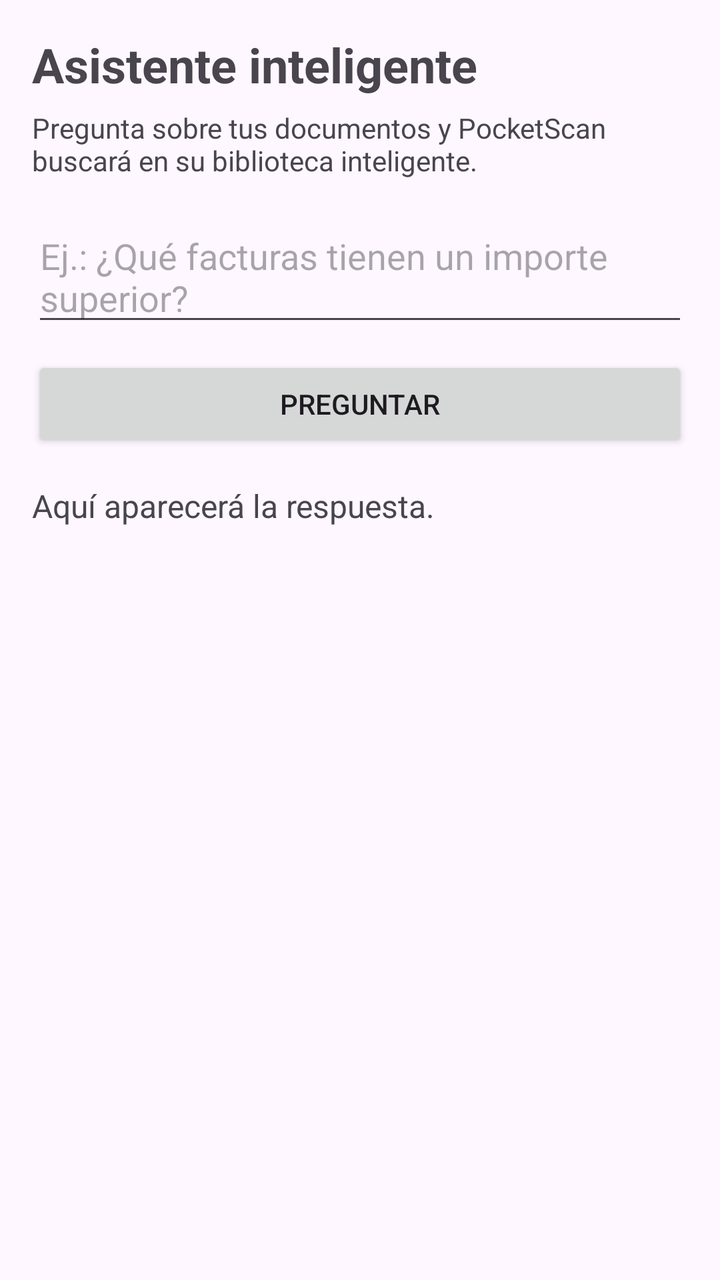
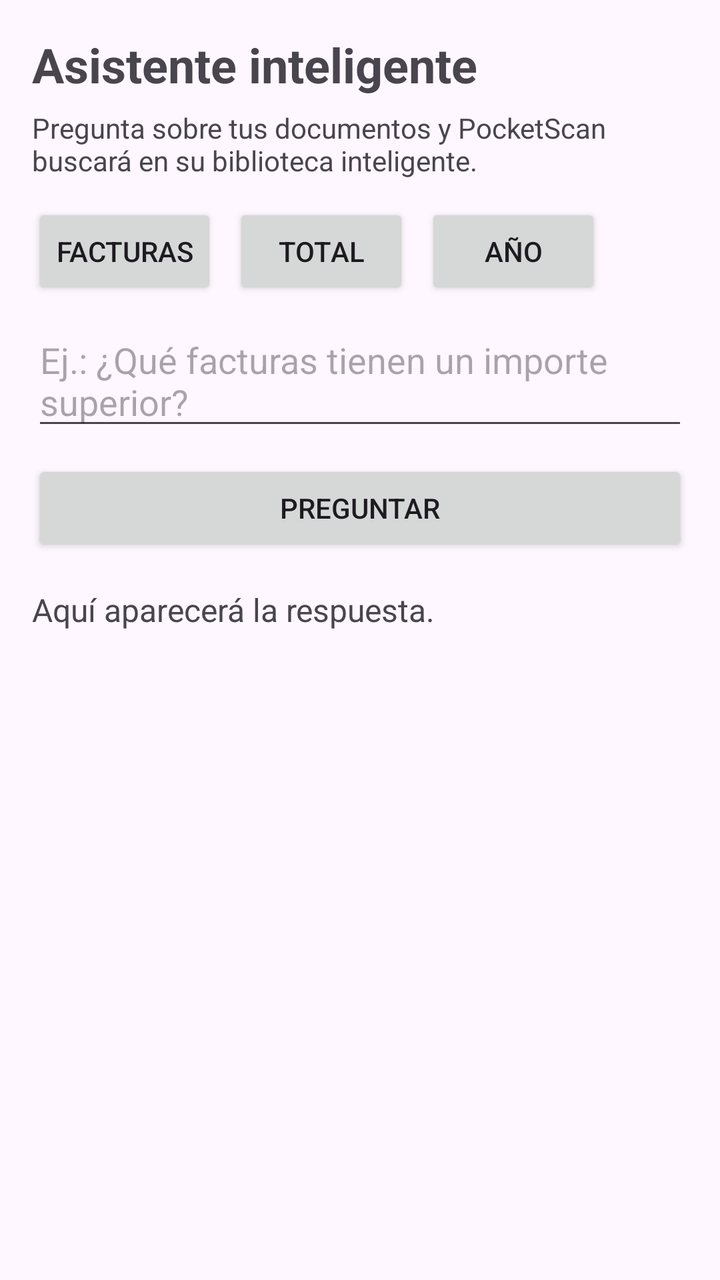

The first picture is an Android layout as it rendered before a commit; the second is the same layout after the commit. The layout source and the unified diff follow.
<!-- AndroidManifest.xml: application theme Theme.PocketScan -->
<!-- res/layout/activity_ai_assistant.xml -->
<LinearLayout xmlns:android="http://schemas.android.com/apk/res/android" android:layout_width="match_parent" android:layout_height="match_parent" android:orientation="vertical" android:padding="16dp">
    <TextView android:layout_width="match_parent" android:layout_height="wrap_content" android:text="@string/ai_assistant" android:textSize="24sp" android:textStyle="bold" />
    <TextView android:layout_width="match_parent" android:layout_height="wrap_content" android:layout_marginTop="6dp" android:text="@string/ai_description" />
    <EditText android:id="@+id/aiQuestion" android:layout_width="match_parent" android:layout_height="wrap_content" android:layout_marginTop="16dp" android:hint="@string/ai_question_hint" android:inputType="textCapSentences|textMultiLine" android:minLines="2" />
    <Button android:id="@+id/aiAsk" android:layout_width="match_parent" android:layout_height="wrap_content" android:layout_marginTop="10dp" android:text="@string/ask" />
    <ScrollView android:layout_width="match_parent" android:layout_height="0dp" android:layout_marginTop="16dp" android:layout_weight="1"><TextView android:id="@+id/aiAnswer" android:layout_width="match_parent" android:layout_height="wrap_content" android:text="@string/ai_answer_placeholder" android:textIsSelectable="true" android:textSize="16sp" /></ScrollView>
</LinearLayout>
<!-- resources referenced by this layout -->
<resources>
  <string name="ai_answer_placeholder">Aquí aparecerá la respuesta.</string>
  <string name="ai_assistant">Asistente inteligente</string>
  <string name="ai_description">Pregunta sobre tus documentos y PocketScan buscará en su biblioteca inteligente.</string>
  <string name="ai_question_hint">Ej.: ¿Qué facturas tienen un importe superior?</string>
  <string name="ask">Preguntar</string>
  <style name="Theme.PocketScan" parent="Theme.Material3.DayNight.NoActionBar" />
</resources>

<!-- the commit's change to res/layout/activity_ai_assistant.xml (unified diff, before → after) -->
@@ -1,7 +1,14 @@
 <LinearLayout xmlns:android="http://schemas.android.com/apk/res/android" android:layout_width="match_parent" android:layout_height="match_parent" android:orientation="vertical" android:padding="16dp">
     <TextView android:layout_width="match_parent" android:layout_height="wrap_content" android:text="@string/ai_assistant" android:textSize="24sp" android:textStyle="bold" />
     <TextView android:layout_width="match_parent" android:layout_height="wrap_content" android:layout_marginTop="6dp" android:text="@string/ai_description" />
-    <EditText android:id="@+id/aiQuestion" android:layout_width="match_parent" android:layout_height="wrap_content" android:layout_marginTop="16dp" android:hint="@string/ai_question_hint" android:inputType="textCapSentences|textMultiLine" android:minLines="2" />
+    <HorizontalScrollView android:layout_width="match_parent" android:layout_height="wrap_content" android:layout_marginTop="12dp" android:scrollbars="none">
+        <LinearLayout android:layout_width="wrap_content" android:layout_height="wrap_content" android:orientation="horizontal">
+            <Button android:id="@+id/aiExampleInvoices" android:layout_width="wrap_content" android:layout_height="wrap_content" android:text="@string/ai_example_invoices" />
+            <Button android:id="@+id/aiExampleTotal" android:layout_width="wrap_content" android:layout_height="wrap_content" android:layout_marginStart="8dp" android:text="@string/ai_example_total" />
+            <Button android:id="@+id/aiExampleYear" android:layout_width="wrap_content" android:layout_height="wrap_content" android:layout_marginStart="8dp" android:text="@string/ai_example_year" />
+        </LinearLayout>
+    </HorizontalScrollView>
+    <EditText android:id="@+id/aiQuestion" android:layout_width="match_parent" android:layout_height="wrap_content" android:layout_marginTop="8dp" android:hint="@string/ai_question_hint" android:inputType="textCapSentences|textMultiLine" android:minLines="2" />
     <Button android:id="@+id/aiAsk" android:layout_width="match_parent" android:layout_height="wrap_content" android:layout_marginTop="10dp" android:text="@string/ask" />
     <ScrollView android:layout_width="match_parent" android:layout_height="0dp" android:layout_marginTop="16dp" android:layout_weight="1"><TextView android:id="@+id/aiAnswer" android:layout_width="match_parent" android:layout_height="wrap_content" android:text="@string/ai_answer_placeholder" android:textIsSelectable="true" android:textSize="16sp" /></ScrollView>
 </LinearLayout>
<!-- resource entries referenced after the edit -->
@@ -3,6 +3,9 @@
   <string name="ai_answer_placeholder">Aquí aparecerá la respuesta.</string>
   <string name="ai_assistant">Asistente inteligente</string>
   <string name="ai_description">Pregunta sobre tus documentos y PocketScan buscará en su biblioteca inteligente.</string>
+  <string name="ai_example_invoices">Facturas</string>
+  <string name="ai_example_total">Total</string>
+  <string name="ai_example_year">Año</string>
   <string name="ai_question_hint">Ej.: ¿Qué facturas tienen un importe superior?</string>
   <string name="ask">Preguntar</string>
   <style name="Theme.PocketScan" parent="Theme.Material3.DayNight.NoActionBar" />
